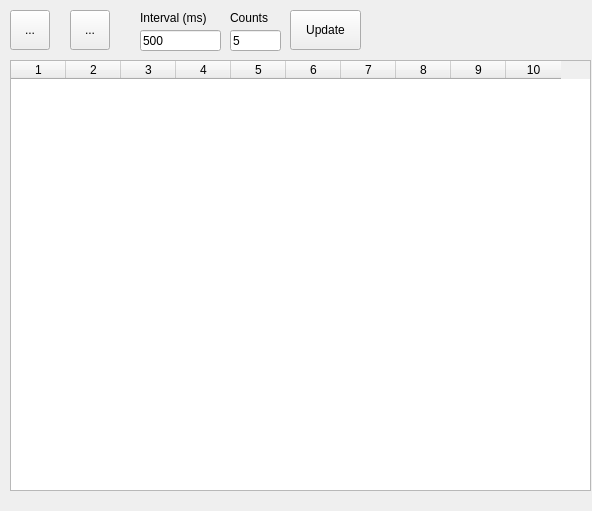
The window that ui/experiment_window.ui (alchem0x2A/SGI) describes before a commit, drawn with Qt 5.
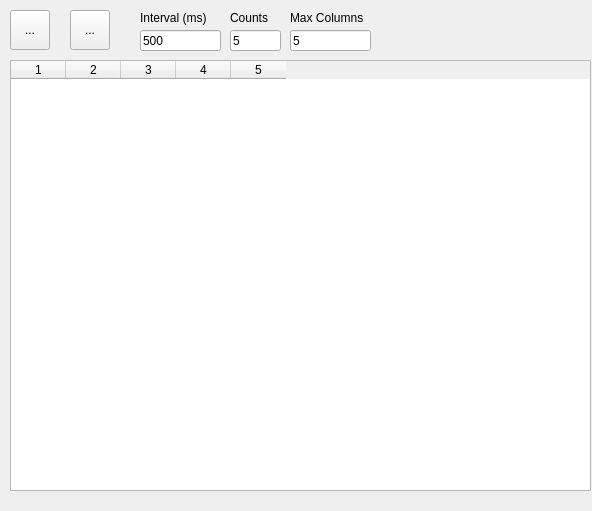
The same window after the commit. Icons and pictures are not drawn.

Commit message: Add tiny example of resizing rows

What changed in the file:
```diff
--- a/ui/experiment_window.ui
+++ b/ui/experiment_window.ui
@@ -26,7 +26,7 @@
     <number>0</number>
    </property>
    <property name="columnCount">
-    <number>10</number>
+    <number>5</number>
    </property>
    <attribute name="horizontalHeaderDefaultSectionSize">
     <number>55</number>
@@ -42,11 +42,6 @@
    <column/>
    <column/>
    <column/>
-   <column/>
-   <column/>
-   <column/>
-   <column/>
-   <column/>
   </widget>
   <widget class="QToolButton" name="button_measure">
    <property name="geometry">
@@ -168,17 +163,30 @@
     </size>
    </property>
   </widget>
-  <widget class="QPushButton" name="button_update">
+  <widget class="QLineEdit" name="field_columns">
+   <property name="geometry">
+    <rect>
+     <x>290</x>
+     <y>30</y>
+     <width>81</width>
+     <height>21</height>
+    </rect>
+   </property>
+   <property name="text">
+    <string>5</string>
+   </property>
+  </widget>
+  <widget class="QLabel" name="label_3">
    <property name="geometry">
     <rect>
      <x>290</x>
      <y>10</y>
-     <width>71</width>
-     <height>40</height>
+     <width>91</width>
+     <height>16</height>
     </rect>
    </property>
    <property name="text">
-    <string>Update</string>
+    <string>Max Columns</string>
    </property>
   </widget>
  </widget>
```
The commit also changes 1 other file.
